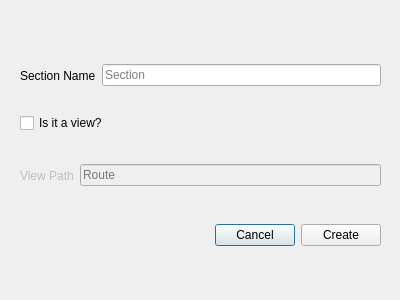
This is src/components/create-section/createsection.ui in RapidWebForge/RapidWebForgeApp as Qt 5 draws it before an edit. The edited form follows.
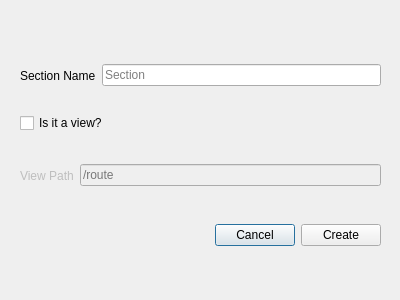
This is the edited form.

```diff
--- a/src/components/create-section/createsection.ui
+++ b/src/components/create-section/createsection.ui
@@ -117,7 +117,7 @@
        <bool>false</bool>
       </property>
       <property name="placeholderText">
-       <string>Route</string>
+       <string>/route</string>
       </property>
      </widget>
     </item>
```
